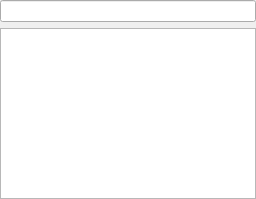
Before: the Qt Designer form src/resultstopdownpage.ui in KDAB/hotspot, drawn with Qt 5.
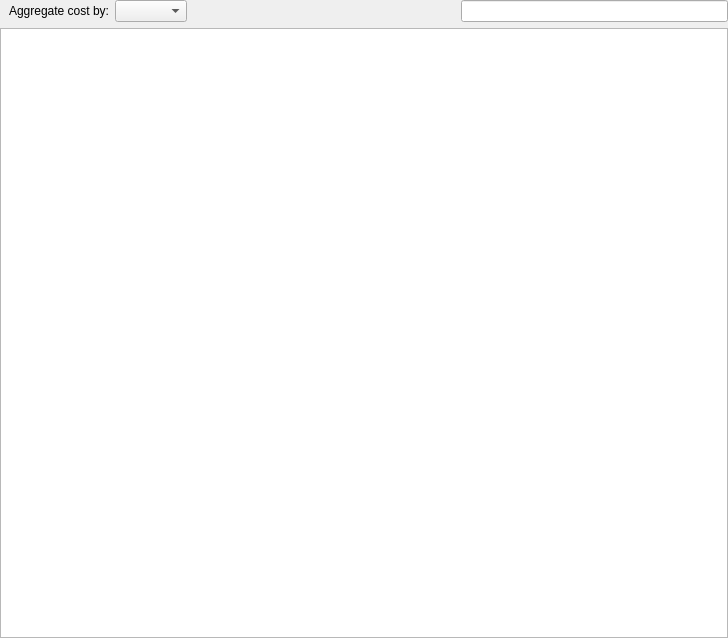
After: the same form once the commit is applied.

Commit message:
Add cost aggregation combo boxes also to other views
Previously it was only shown in the bottom up view, now also
the caller callee, top down and flame graph views show this control.

The edit to the form file:
```diff
--- a/src/resultstopdownpage.ui
+++ b/src/resultstopdownpage.ui
@@ -6,8 +6,8 @@
    <rect>
     <x>0</x>
     <y>0</y>
-    <width>256</width>
-    <height>199</height>
+    <width>728</width>
+    <height>638</height>
    </rect>
   </property>
   <property name="toolTip">
@@ -27,10 +27,51 @@
     <number>0</number>
    </property>
    <item>
-    <widget class="QLineEdit" name="topDownSearch" native="true">
-     <property name="toolTip">
-      <string>Filter the call graph tree.</string>
-     </property>
+    <widget class="QWidget" name="widget" native="true">
+     <layout class="QHBoxLayout" name="horizontalLayout_2">
+      <property name="topMargin">
+       <number>0</number>
+      </property>
+      <property name="rightMargin">
+       <number>0</number>
+      </property>
+      <property name="bottomMargin">
+       <number>0</number>
+      </property>
+      <item>
+       <widget class="QLabel" name="costAggregationLabel">
+        <property name="text">
+         <string>Aggregate cost by:</string>
+        </property>
+        <property name="buddy">
+         <cstring>costAggregationComboBox</cstring>
+        </property>
+       </widget>
+      </item>
+      <item>
+       <widget class="QComboBox" name="costAggregationComboBox"/>
+      </item>
+      <item>
+       <spacer name="horizontalSpacer">
+        <property name="orientation">
+         <enum>Qt::Horizontal</enum>
+        </property>
+        <property name="sizeHint" stdset="0">
+         <size>
+          <width>40</width>
+          <height>20</height>
+         </size>
+        </property>
+       </spacer>
+      </item>
+      <item>
+       <widget class="QLineEdit" name="topDownSearch">
+        <property name="toolTip">
+         <string>Filter the call graph tree.</string>
+        </property>
+       </widget>
+      </item>
+     </layout>
     </widget>
    </item>
    <item>
```
The commit also changes 8 other files.
